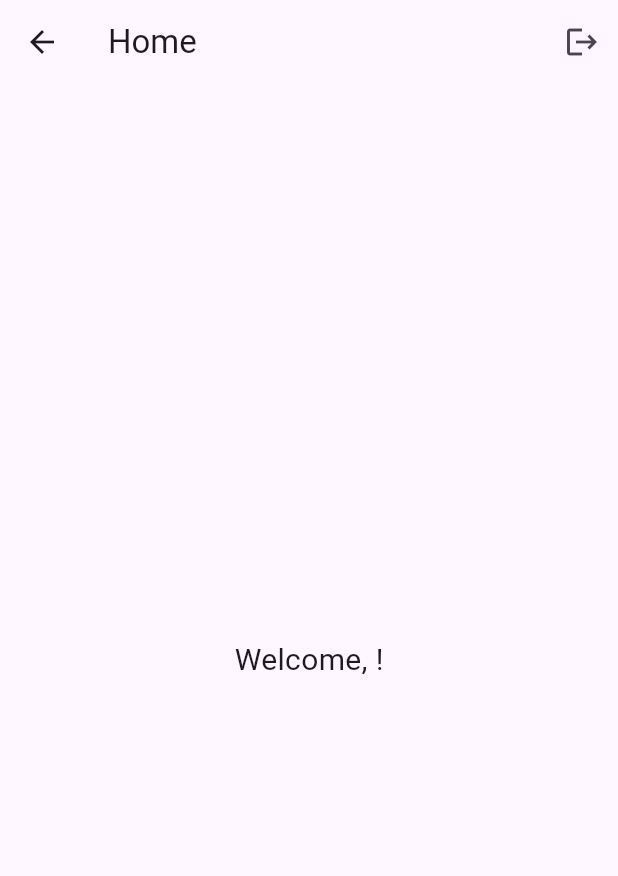
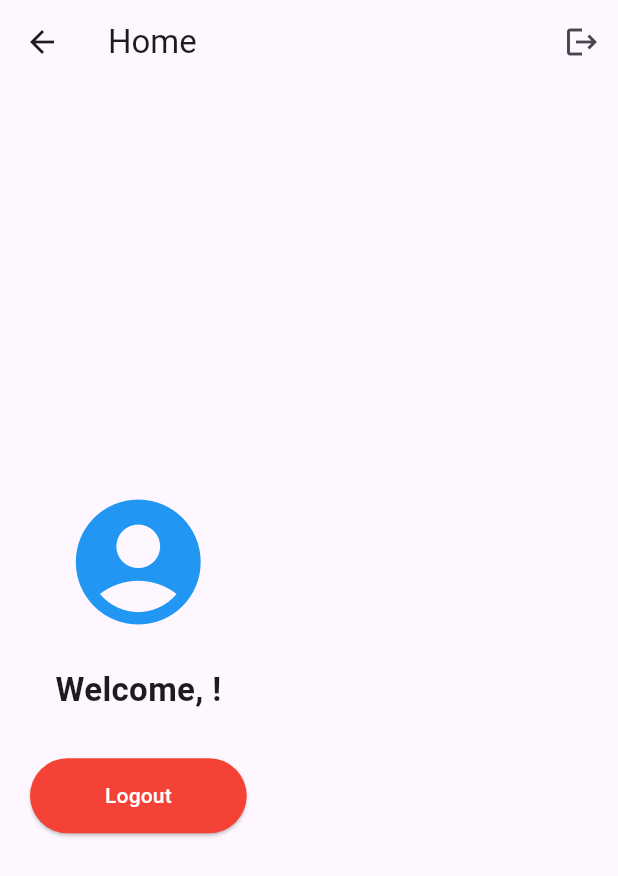
Before and after one commit to melihalkbk/flutter_guidance, a Flutter app: the HomePage screen opened by its route, on a phone screen of 412 x 824 dp. Shown: the top 876 px of the screen. Run offline on Flutter 3.47's test engine with Material 3 defaults, Android fonts, the phone set to English and light mode, and no system bars; our stand-ins replace firebase_auth, firebase_core, google_sign_in; missing offline and left inert: flutter_facebook_auth; accounts and stored records are empty.

Commit message:
add:guest login

```diff
--- a/login_app/lib/pages/home_page.dart
+++ b/login_app/lib/pages/home_page.dart
@@ -9,6 +9,9 @@ class HomePage extends StatelessWidget {
 
   @override
   Widget build(BuildContext context) {
+    final user = FirebaseAuth.instance.currentUser;
+    final userName = user?.displayName ?? user?.email ?? "Guest";
+
     return Scaffold(
       appBar: AppBar(
         title: const Text("Home"),
@@ -22,10 +25,35 @@ class HomePage extends StatelessWidget {
           ),
         ],
       ),
-      body: Center(
-        child: Text(
-          "Welcome, ${FirebaseAuth.instance.currentUser?.email ?? 'User'}!",
-          style: const TextStyle(fontSize: 20),
+      body: Padding(
+        padding: const EdgeInsets.all(20.0),
+        child: Column(
+          mainAxisAlignment: MainAxisAlignment.center,
+          crossAxisAlignment: CrossAxisAlignment.center,
+          children: [
+            const Icon(Icons.account_circle, size: 100, color: Colors.blue),
+            const SizedBox(height: 20),
+            Text(
+              "Welcome, $userName!",
+              style: const TextStyle(fontSize: 22, fontWeight: FontWeight.bold),
+            ),
+            const SizedBox(height: 30),
+            ElevatedButton(
+              onPressed: () async {
+                await _authService.signOut();
+                Navigator.pushReplacementNamed(context, "/login");
+              },
+              style: ElevatedButton.styleFrom(
+                backgroundColor: Colors.red,
+                foregroundColor: Colors.white,
+                padding: const EdgeInsets.symmetric(
+                  horizontal: 50,
+                  vertical: 15,
+                ),
+              ),
+              child: const Text("Logout"),
+            ),
+          ],
         ),
       ),
     );
```
Also changed, not shown: login_app/lib/pages/login_page.dart (+61 -0 lines), login_app/lib/services/auth_service.dart (+21 -0 lines).
